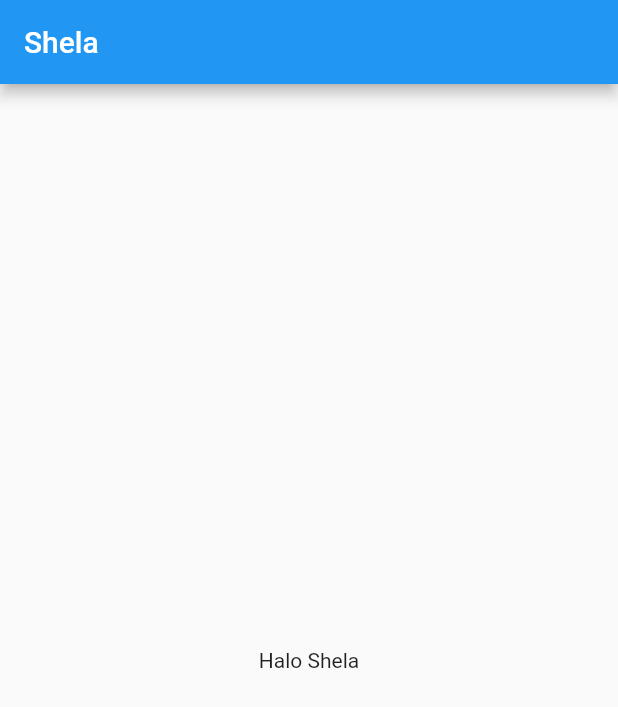
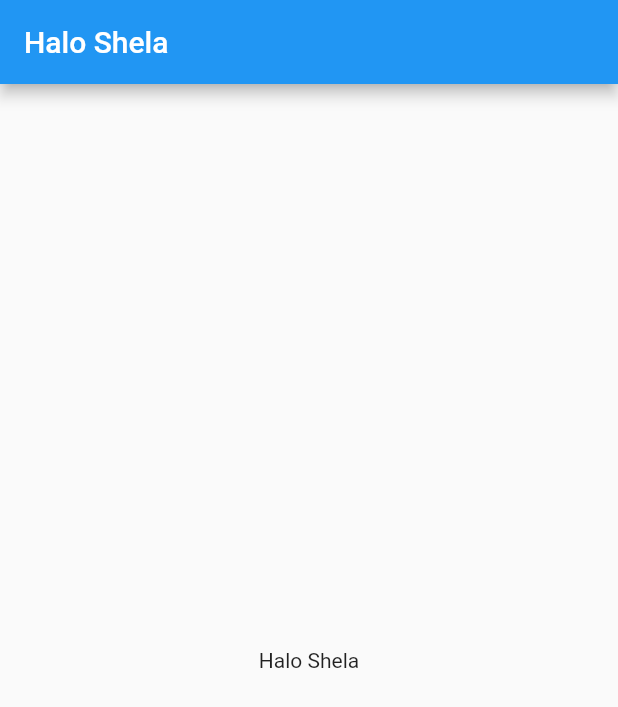
Before and after one commit to Mobile-Programming-MDP/materi-latihan-flutter-shela-2226250087, a Flutter app: the screen it shows after launch, on a phone screen of 412 x 824 dp. Shown: the top 707 px of the screen. Run offline on Flutter 3.47's test engine with Material 2 defaults, Android fonts, the phone set to English and light mode, and no system bars.

Commit message:
Shela_widget_pisah

```diff
--- a/halowidget/lib/main.dart
+++ b/halowidget/lib/main.dart
@@ -10,15 +10,25 @@ class MyApp extends StatelessWidget {
   @override
   Widget build(BuildContext context) {
     return MaterialApp(
-      title:"Halo Widget",
+      title: "Shela",
       theme: ThemeData(primarySwatch: Colors.blue),
-      home:Scaffold(
-        appBar: AppBar(
-          title: const Text("Shela"),
-      ),
-      body: const Center(
-        child: Text("Halo Shela"),
-      ),
-   ));
+      home: firstScreen()
+    );
   }
 }
+
+class firstScreen extends StatelessWidget {
+  const firstScreen({super.key});
+
+  @override
+  Widget build(BuildContext context) {
+    return Scaffold(
+        appBar: AppBar(
+          title: const Text("Halo Shela"),
+        ),
+        body: const Center(
+          child: Text("Halo Shela"),
+       ),
+    );
+  }
+}
```
